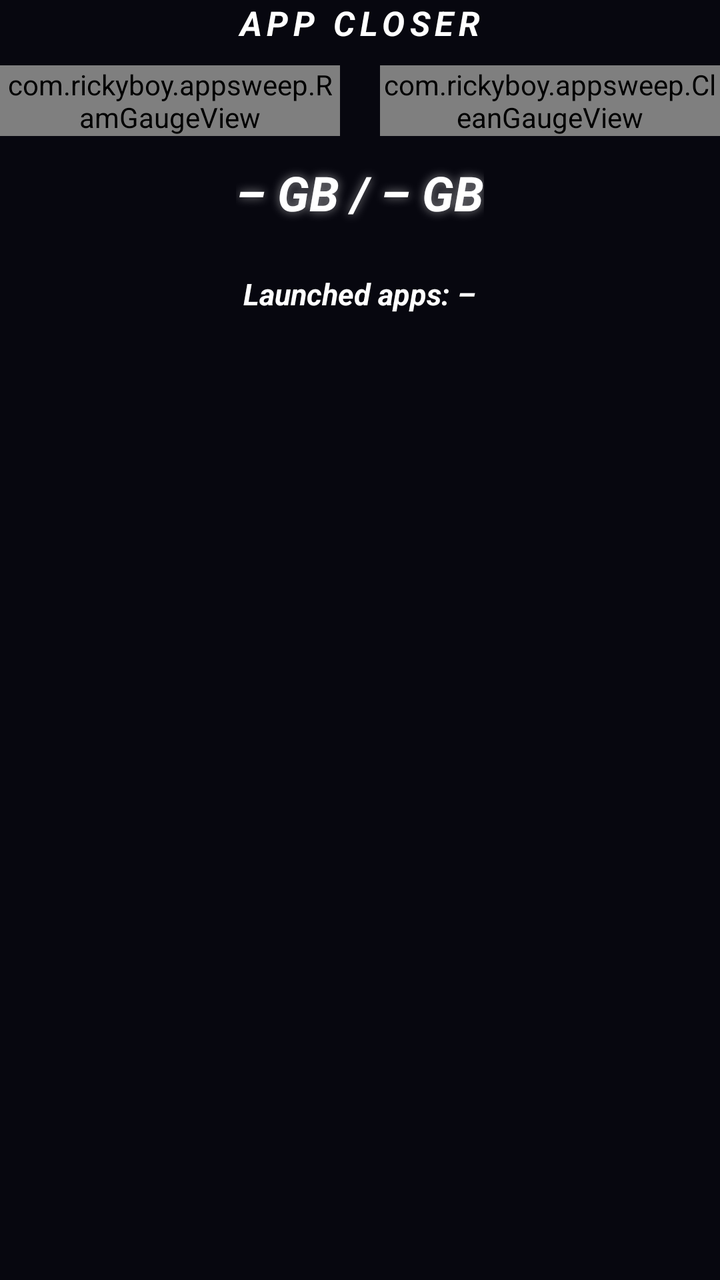
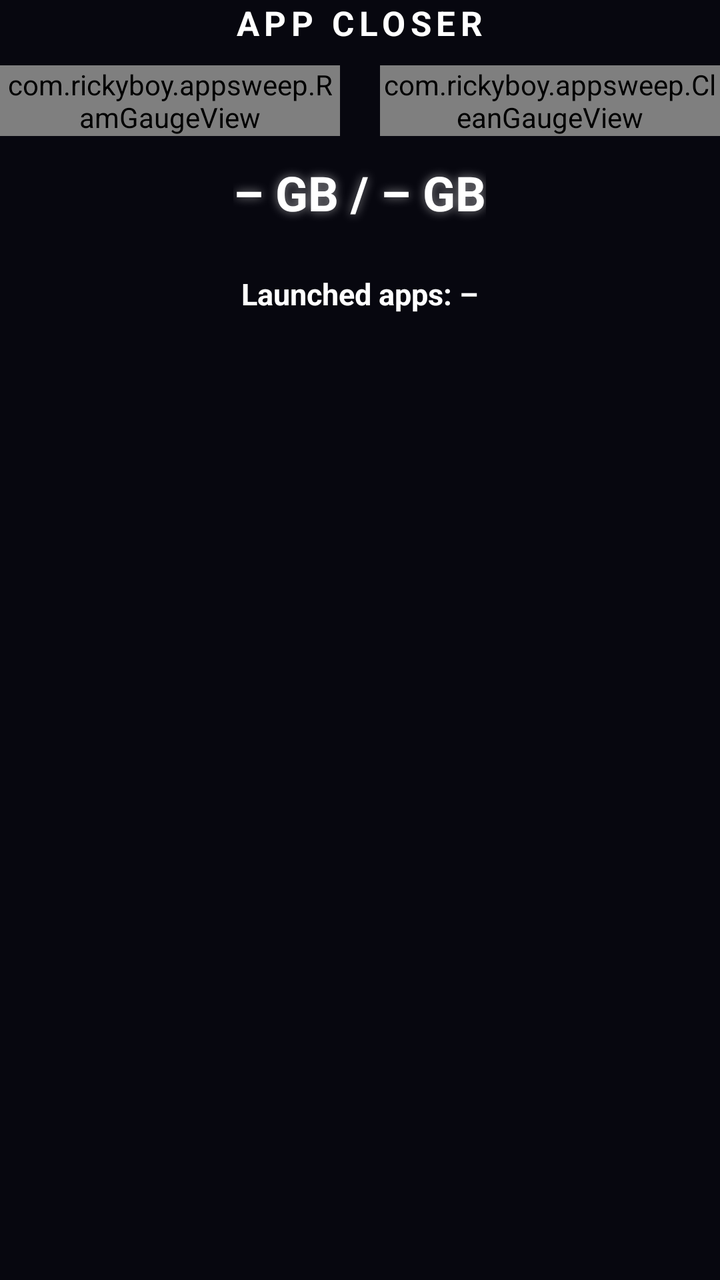

The first picture is an Android layout as it rendered before a commit; the second is the same layout after the commit. The layout source and the unified diff follow.
<!-- AndroidManifest.xml: application theme Theme.AppSweep -->
<!-- res/layout/header.xml -->
<?xml version="1.0" encoding="utf-8"?>
<LinearLayout xmlns:android="http://schemas.android.com/apk/res/android"
    android:layout_width="match_parent"
    android:layout_height="wrap_content"
    android:gravity="center_horizontal"
    android:orientation="vertical">

    <TextView
        android:shadowColor="#00000000"
        android:shadowRadius="12"
        android:layout_width="wrap_content"
        android:layout_height="wrap_content"
        android:letterSpacing="0.15"
        android:text="APP CLOSER"
        android:textColor="@color/text_main"
        android:textSize="17sp"
        android:textStyle="bold|italic" />

    <LinearLayout
        android:layout_width="match_parent"
        android:layout_height="wrap_content"
        android:layout_marginTop="10dp"
        android:orientation="horizontal">

        <com.rickyboy.appsweep.RamGaugeView
            android:id="@+id/ramGauge"
            android:layout_width="0dp"
            android:layout_height="wrap_content"
            android:layout_marginEnd="10dp"
            android:layout_weight="1" />

        <com.rickyboy.appsweep.CleanGaugeView
            android:id="@+id/cleanGauge"
            android:layout_width="0dp"
            android:layout_height="wrap_content"
            android:layout_marginStart="10dp"
            android:layout_weight="1" />
    </LinearLayout>

    <LinearLayout
        android:layout_width="wrap_content"
        android:layout_height="wrap_content"
        android:layout_marginTop="6dp"
        android:gravity="center_horizontal"
        android:orientation="vertical">

            <TextView
        android:shadowColor="#88FFFFFF"
        android:shadowRadius="12"
                android:id="@+id/ramUsedText"
                android:layout_width="wrap_content"
                android:layout_height="wrap_content"
                android:layout_marginTop="6dp"
                android:text="– GB / – GB"
                android:textColor="@color/text_main"
                android:textSize="24sp"
                android:textStyle="bold|italic" />

            <TextView
        android:shadowColor="#00000000"
        android:shadowRadius="12"
                android:id="@+id/ramFreeText"
                android:layout_width="wrap_content"
                android:layout_height="wrap_content"
                android:layout_marginTop="2dp"
                android:textColor="@color/text_main"
                android:textSize="15sp"
                android:textStyle="bold|italic" />

            <TextView
        android:shadowColor="#00000000"
        android:shadowRadius="12"
                android:id="@+id/appsCountText"
                android:layout_width="wrap_content"
                android:layout_height="wrap_content"
                android:layout_marginTop="2dp"
                android:text="Launched apps: –"
                android:textColor="@color/text_main"
                android:textSize="15sp"
                android:textStyle="bold|italic" />
    </LinearLayout>
</LinearLayout>
<!-- resources referenced by this layout -->
<resources>
  <color name="text_main">#FFFFFFFF</color>
  <style name="Theme.AppSweep" parent="Theme.AppCompat.NoActionBar">
          <item name="android:windowBackground">@color/bg</item>
          <item name="android:statusBarColor">@color/bg</item>
          <item name="android:navigationBarColor">@color/bg</item>
          <item name="colorPrimary">@color/neon_cyan</item>
          <item name="colorPrimaryDark">@color/bg</item>
          <item name="colorAccent">@color/neon_pink</item>
          <item name="android:textColorPrimary">@color/text_main</item>
          <item name="alertDialogTheme">@style/Theme.AppSweep.Dialog</item>
      </style>
  <color name="bg">#FF07070F</color>
  <color name="neon_cyan">#FFFFFFFF</color>
  <color name="neon_pink">#FFE53935</color>
  <style name="Theme.AppSweep.Dialog" parent="Theme.AppCompat.Dialog.Alert">
          <item name="android:windowBackground">@drawable/bg_card</item>
          <item name="colorAccent">@color/neon_cyan</item>
          <item name="android:textColorPrimary">@color/text_main</item>
          <item name="android:textColor">@color/text_main</item>
      </style>
  <!-- drawable bg_card (drawable) -->
  <?xml version="1.0" encoding="utf-8"?>
  <shape xmlns:android="http://schemas.android.com/apk/res/android" android:shape="rectangle">
      <corners android:radius="16dp" />
      <solid android:color="@color/card" />
      <stroke android:width="2dp" android:color="@color/neon_pink" />
  </shape>
  <color name="card">#FF12121F</color>
</resources>

<!-- the commit's change to res/layout/header.xml (unified diff, before → after) -->
@@ -14,7 +14,7 @@
         android:text="APP CLOSER"
         android:textColor="@color/text_main"
         android:textSize="17sp"
-        android:textStyle="bold|italic" />
+        android:textStyle="bold" />
 
     <LinearLayout
         android:layout_width="match_parent"
@@ -54,7 +54,7 @@
                 android:text="– GB / – GB"
                 android:textColor="@color/text_main"
                 android:textSize="24sp"
-                android:textStyle="bold|italic" />
+                android:textStyle="bold" />
 
             <TextView
         android:shadowColor="#00000000"
@@ -65,7 +65,7 @@
                 android:layout_marginTop="2dp"
                 android:textColor="@color/text_main"
                 android:textSize="15sp"
-                android:textStyle="bold|italic" />
+                android:textStyle="bold" />
 
             <TextView
         android:shadowColor="#00000000"
@@ -77,6 +77,6 @@
                 android:text="Launched apps: –"
                 android:textColor="@color/text_main"
                 android:textSize="15sp"
-                android:textStyle="bold|italic" />
+                android:textStyle="bold" />
     </LinearLayout>
 </LinearLayout>
